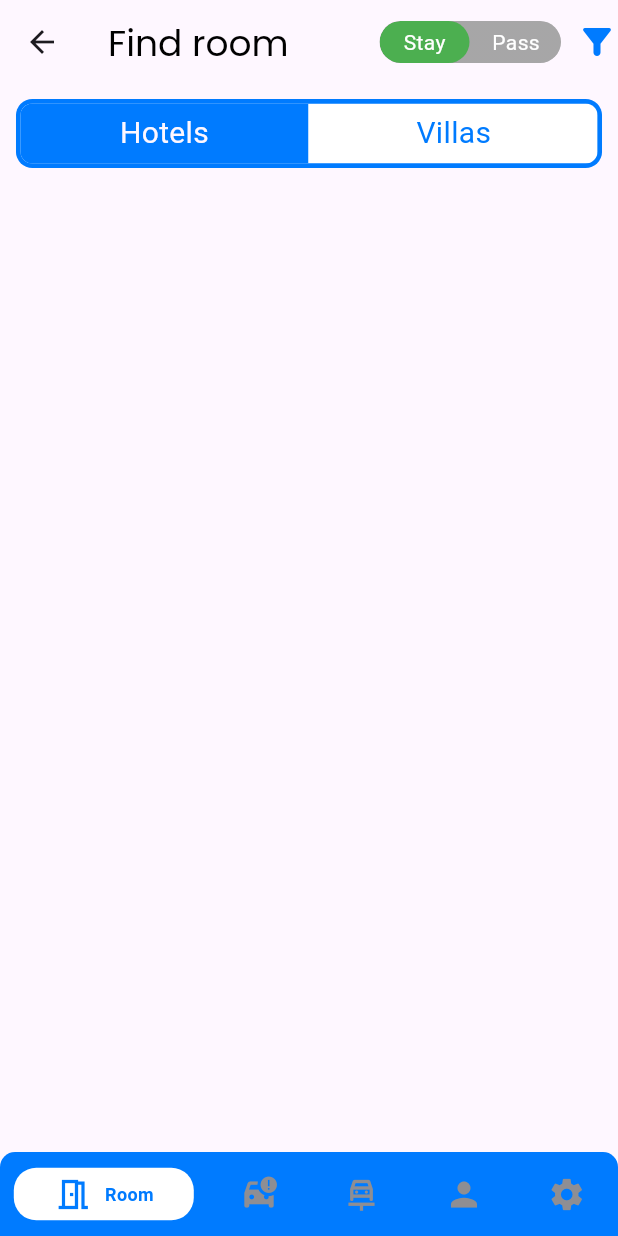
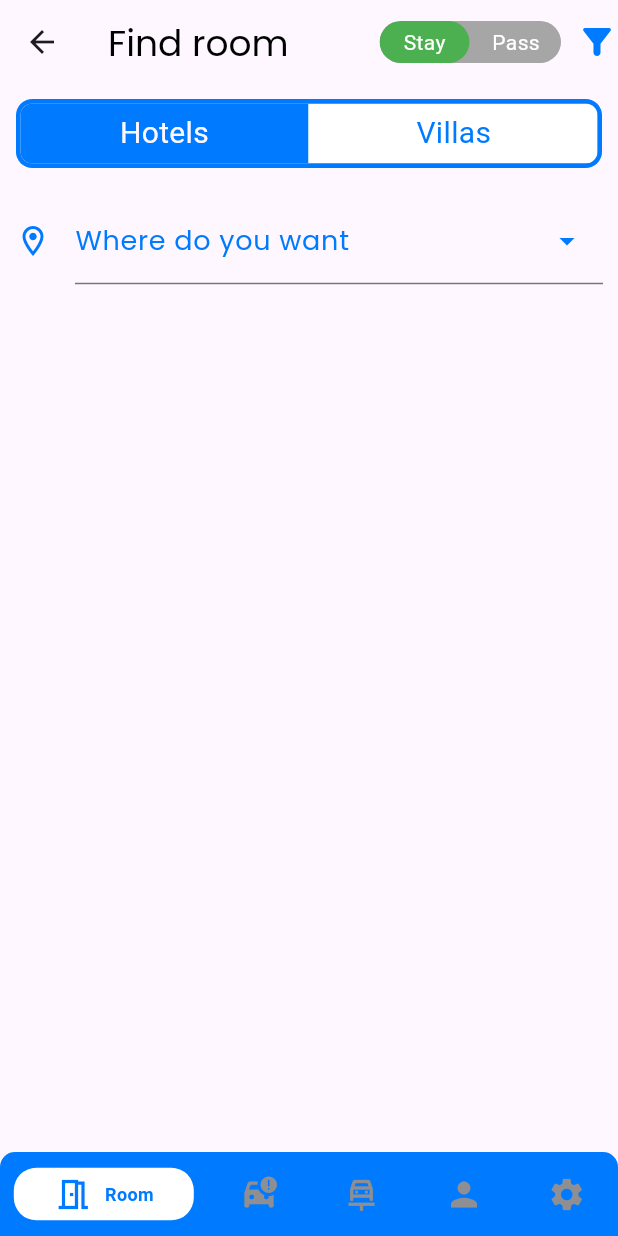
Before and after one commit to bhargav0147/home_car_rental_flutter, a Flutter app: the first screen one second after launch, on a phone screen of 412 x 824 dp. Run offline on Flutter 3.47's test engine with Material 3 defaults, Android fonts, the light colour scheme and no system bars; drawn by our look-alikes of dropdown_search, persistent_bottom_nav_bar, toggle_switch; our stand-ins replace flutter_otp_text_field, geolocator, get, intl_phone_field.

Commit message:
homeScreen

```diff
--- a/lib/Screens/Dashboard/Dash_Screen.dart
+++ b/lib/Screens/Dashboard/Dash_Screen.dart
@@ -2,7 +2,7 @@
 
 import 'package:flutter/material.dart';
 import 'package:get/get.dart';
-import 'package:homecarrental/Core/App_Color.dart';
+import 'package:homecarrental/Utils/App_Color.dart';
 import 'package:homecarrental/Screens/Dashboard/Dash_Controller.dart';
 import 'package:persistent_bottom_nav_bar/persistent_tab_view.dart';
 
--- a/lib/Screens/Forgot/Forgot_Password_Screen.dart
+++ b/lib/Screens/Forgot/Forgot_Password_Screen.dart
@@ -2,7 +2,7 @@
 
 import 'package:flutter/material.dart';
 
-import '../../Core/App_Color.dart';
+import '../../Utils/App_Color.dart';
 
 class ForgotPasswordScreen extends StatefulWidget {
   const ForgotPasswordScreen({super.key});
--- a/lib/Screens/Login/Login_Screen.dart
+++ b/lib/Screens/Login/Login_Screen.dart
@@ -5,7 +5,7 @@ import 'package:flutter/material.dart';
 import 'package:flutter/widgets.dart';
 import 'package:get/get.dart';
 
-import '../../Core/App_Color.dart';
+import '../../Utils/App_Color.dart';
 
 class LoginScreen extends StatefulWidget {
   const LoginScreen({super.key});
--- /dev/null
+++ b/lib/Screens/Room/Room_Controller.dart
@@ -0,0 +1,11 @@
+import 'package:get/get.dart';
+
+class RoomController extends GetxController {
+  RxList<String> items = [
+    'Item 1',
+    'Item 2',
+    'Item 3',
+    'Item 4',
+    'Item 5',
+  ].obs;
+}
--- a/lib/Screens/Room/Room_Screen.dart
+++ b/lib/Screens/Room/Room_Screen.dart
@@ -1,9 +1,13 @@
 // ignore_for_file: file_names
 
+import 'package:dropdown_search/dropdown_search.dart';
 import 'package:flutter/material.dart';
+import 'package:get/get.dart';
+import 'package:homecarrental/Screens/Room/Room_Controller.dart';
 import 'package:toggle_switch/toggle_switch.dart';
 
-import '../../Core/App_Color.dart';
+import '../../Core/Funcation/Hotel_Service.dart';
+import '../../Utils/App_Color.dart';
 
 class RoomScreen extends StatefulWidget {
   const RoomScreen({super.key});
@@ -13,6 +17,7 @@ class RoomScreen extends StatefulWidget {
 }
 
 class _RoomScreenState extends State<RoomScreen> {
+  RoomController controller = Get.put(RoomController());
   @override
   Widget build(BuildContext context) {
     return SafeArea(
@@ -54,12 +59,12 @@ class _RoomScreenState extends State<RoomScreen> {
           )
         ],
       ),
-      body: Center(
-        child: Padding(
-          padding: const EdgeInsets.all(10.0),
+      body: Padding(
+        padding: const EdgeInsets.all(10.0),
+        child: SingleChildScrollView(
           child: Column(
+            mainAxisAlignment: MainAxisAlignment.start,
             children: [
-              // Here, default theme colors are used for activeBgColor, activeFgColor, inactiveBgColor and inactiveFgColor
               ToggleSwitch(
                 minWidth: double.infinity,
                 initialLabelIndex: 0,
@@ -67,14 +72,58 @@ class _RoomScreenState extends State<RoomScreen> {
                 animate: true,
                 animationDuration: 150,
                 totalSwitches: 2,
-                activeBgColor: [AppColors.primaryBlue],
-                borderColor: [AppColors.primaryBlue],
+                activeBgColor: const [AppColors.primaryBlue],
+                borderColor: const [AppColors.primaryBlue],
                 activeBorders: [Border.all(color: AppColors.primaryBlue)],
                 inactiveBgColor: AppColors.white,
                 inactiveFgColor: AppColors.primaryBlue,
-                labels: ['Hotels', 'Villas'],
+                labels: const ['Hotels', 'Villas'],
                 onToggle: (index) {},
               ),
+              const SizedBox(
+                height: 20,
+              ),
+              FutureBuilder(
+                future:
+                    getNearestHotels(), // Call getNearestHotels() function here
+                builder: (BuildContext context,
+                    AsyncSnapshot<List<String>> snapshot) {
+                  if (snapshot.connectionState == ConnectionState.waiting) {
+                    // Return a loading indicator while waiting for the future to complete
+                    return CircularProgressIndicator();
+                  } else if (snapshot.hasError || snapshot.data == null) {
+                    // Return an error message if an error occurred or no data found
+                    return Text('No data found or error: ${snapshot.error}');
+                  } else {
+                    // Return the DropdownSearch widget with the list of nearest hotels as items
+                    return DropdownSearch<String>(
+                      popupProps: const PopupProps.menu(
+                        showSelectedItems: true,
+                      ),
+                      items: snapshot.data!,
+                      dropdownDecoratorProps: const DropDownDecoratorProps(
+                        dropdownSearchDecoration: InputDecoration(
+                          suffixIconColor: AppColors.primaryBlue,
+                          disabledBorder: InputBorder.none,
+                          iconColor: AppColors.primaryBlue,
+                          icon: Icon(
+                            Icons.location_on_outlined,
+                            color: AppColors.primaryBlue,
+                            size: 24,
+                          ),
+                          labelText: "Where do you want",
+                          labelStyle: TextStyle(
+                            fontSize: 18,
+                            fontWeight: FontWeight.w500,
+                            color: AppColors.primaryBlue,
+                            fontFamily: 'pop',
+                          ),
+                        ),
+                      ),
+                    );
+                  }
+                },
+              )
             ],
           ),
         ),
--- a/lib/Screens/Verify_Account/Verify_Account_Screen.dart
+++ b/lib/Screens/Verify_Account/Verify_Account_Screen.dart
@@ -4,7 +4,7 @@ import 'package:flutter/material.dart';
 import 'package:flutter_otp_text_field/flutter_otp_text_field.dart';
 import 'package:get/get.dart';
 
-import '../../Core/App_Color.dart';
+import '../../Utils/App_Color.dart';
 
 class VerifyAccountScreen extends StatefulWidget {
   const VerifyAccountScreen({super.key});
--- a/pubspec.yaml
+++ b/pubspec.yaml
@@ -40,6 +40,8 @@ dependencies:
   flutter_otp_text_field: ^1.1.1
   persistent_bottom_nav_bar: ^5.0.2
   toggle_switch: ^2.1.0
+  dropdown_search: ^5.0.6
+  geolocator: ^10.1.1
 
 dev_dependencies:
   flutter_test:
```
Also changed, not shown: lib/Core/Funcation/Hotel_Service.dart (added, +55 -0 lines), lib/Screens/Sign_Up/Signup_Screen.dart (+30 -23 lines), lib/Screens/Splash/Splash_Screen.dart (+9 -4 lines), lib/Utils/App_Color.dart (renamed from lib/Core/App_Color.dart), pubspec.lock, 4 other files.
